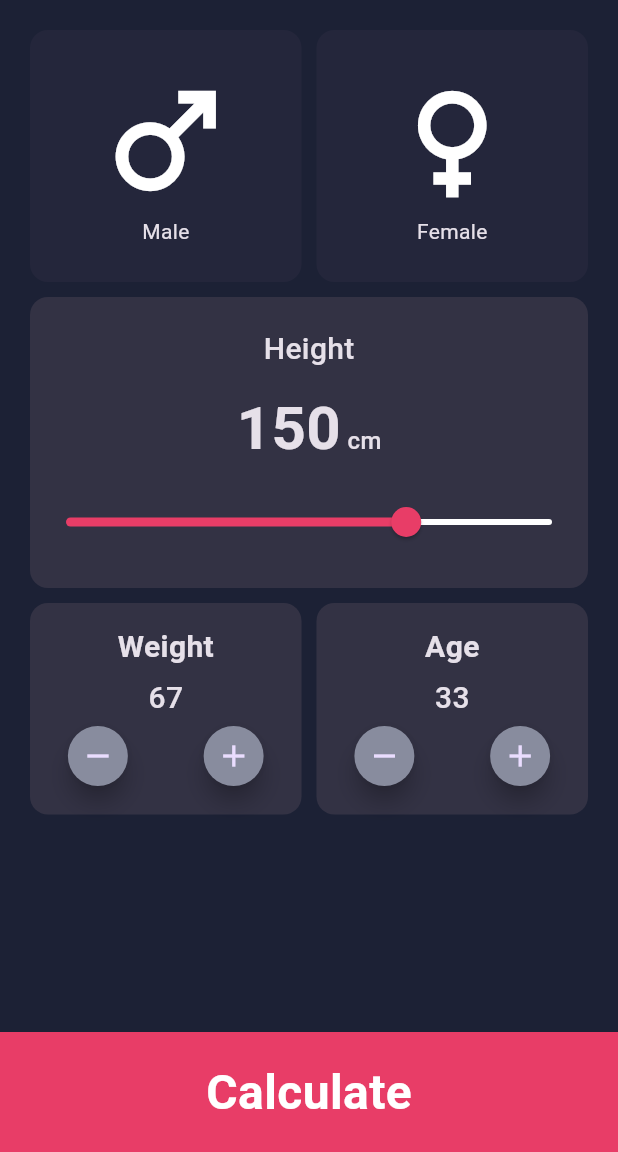
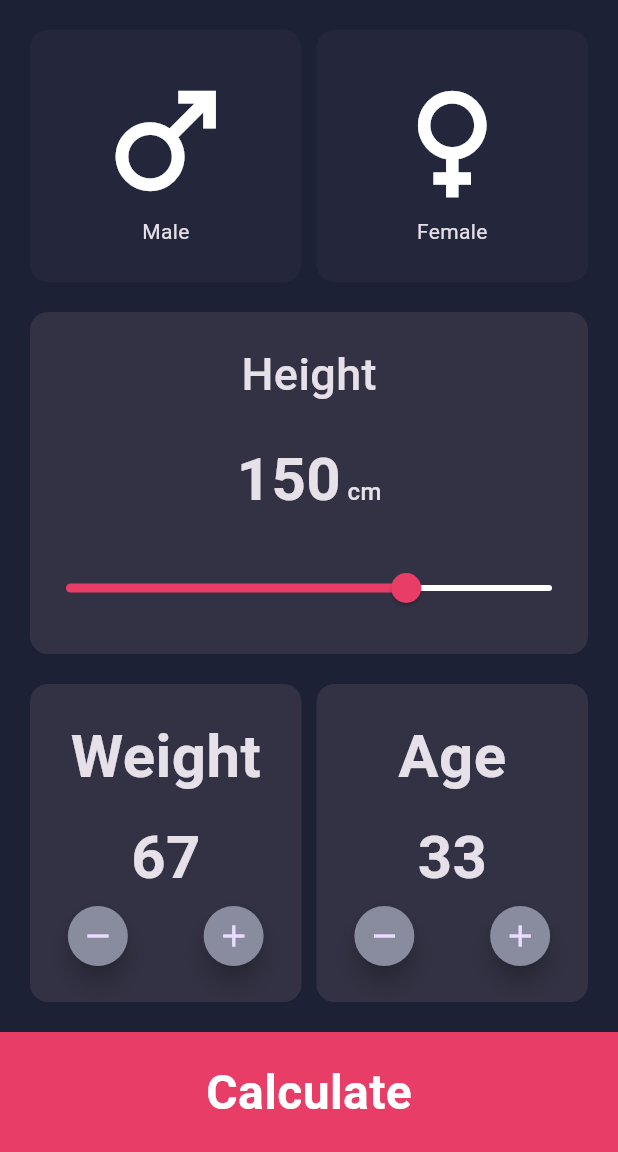
Before and after one commit to Hazem-elsayed-nassar/bmi_calculator, a Flutter app: the screen it shows after launch, on a phone screen of 412 x 824 dp, the part 84-1236 px from its top. Run offline on Flutter 3.47's test engine with Material 3 defaults, Android fonts, the phone set to English and light mode, and no system bars.

Commit message:
edit_spaeces

```diff
--- a/lib/screens/home_screen.dart
+++ b/lib/screens/home_screen.dart
@@ -13,7 +13,7 @@ class HomeScreen extends StatelessWidget {
       body: Padding(
         padding: const EdgeInsets.all(20.0),
         child: Column(
-          spacing: 10,
+          spacing: 20,
           children: [
             //gander row
             Row(
@@ -32,11 +32,11 @@ class HomeScreen extends StatelessWidget {
                 color: Color(0xff333244),
               ),
               child: Column(
-                spacing: 10,
+                spacing: 20,
                 children: [
                   Text(
                     "Height",
-                    style: TextStyle(fontSize: 20, fontWeight: FontWeight.w500),
+                    style: TextStyle(fontSize: 30, fontWeight: FontWeight.w500),
                   ),
                   Text.rich(
                     TextSpan(
--- a/lib/widgets/counter_container.dart
+++ b/lib/widgets/counter_container.dart
@@ -9,7 +9,7 @@ class CounterContainer extends StatelessWidget {
   Widget build(BuildContext context) {
     return Expanded(
       child: Container(
-        padding: EdgeInsets.symmetric(vertical: 15),
+        padding: EdgeInsets.symmetric(vertical: 20),
         decoration: BoxDecoration(
           borderRadius: BorderRadius.circular(12),
           color: Color(0xff333244),
@@ -17,14 +17,14 @@ class CounterContainer extends StatelessWidget {
         child: Column(
           children: [
             Text(title,style: TextStyle(
-              fontSize: 20,
+              fontSize: 40,
               fontWeight: FontWeight.w700,
             ),),
-            SizedBox(height: 5),
+            SizedBox(height: 10),
             Text(value.toString()
             ,style: TextStyle(
-              fontSize: 20,
-              fontWeight: FontWeight.w500,
+              fontSize: 40,
+              fontWeight: FontWeight.w700,
             ),),
             Row(
               mainAxisAlignment: MainAxisAlignment.spaceAround,
@@ -44,6 +44,7 @@ class CounterContainer extends StatelessWidget {
                     borderRadius: BorderRadius.circular(100),
                   ),
                   child: Icon(Icons.add),
+
                 ),
               ],
             ),
```
